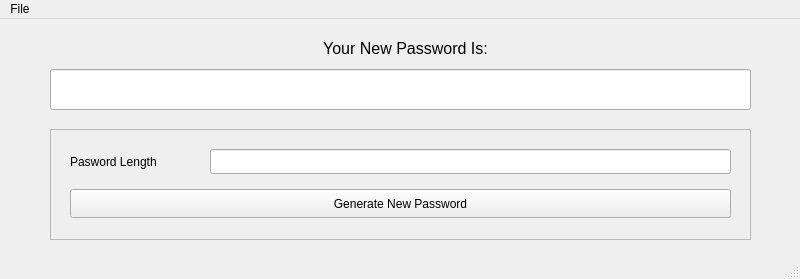
shayanaqvi/password-generator, file interface.ui: the form before one commit.
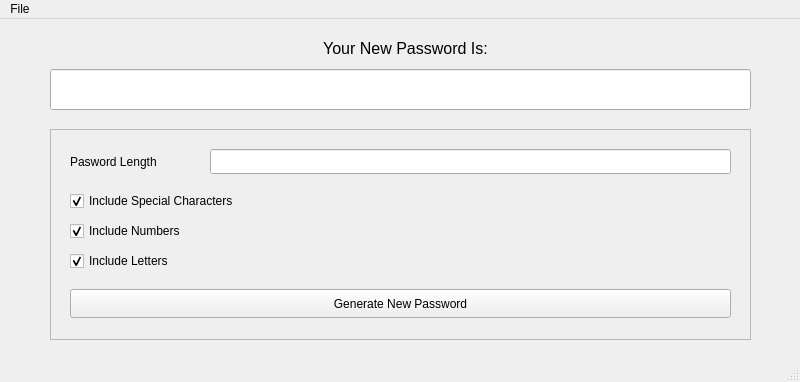
The form after the commit.

Patch:
```diff
--- a/interface.ui
+++ b/interface.ui
@@ -7,7 +7,7 @@
     <x>0</x>
     <y>0</y>
     <width>800</width>
-    <height>279</height>
+    <height>382</height>
    </rect>
   </property>
   <property name="windowTitle">
@@ -68,7 +68,7 @@
       <x>50</x>
       <y>110</y>
       <width>701</width>
-      <height>111</height>
+      <height>211</height>
      </rect>
     </property>
     <property name="frameShape">
@@ -104,7 +104,7 @@
      <property name="geometry">
       <rect>
        <x>20</x>
-       <y>60</y>
+       <y>160</y>
        <width>661</width>
        <height>29</height>
       </rect>
@@ -113,6 +113,57 @@
       <string>Generate New Password</string>
      </property>
     </widget>
+    <widget class="QCheckBox" name="incl_spec_chars_cbox">
+     <property name="geometry">
+      <rect>
+       <x>20</x>
+       <y>60</y>
+       <width>261</width>
+       <height>24</height>
+      </rect>
+     </property>
+     <property name="text">
+      <string>Include Special Characters</string>
+     </property>
+     <property name="checked">
+      <bool>true</bool>
+     </property>
+    </widget>
+    <widget class="QCheckBox" name="incl_nums_cbox">
+     <property name="geometry">
+      <rect>
+       <x>20</x>
+       <y>90</y>
+       <width>161</width>
+       <height>24</height>
+      </rect>
+     </property>
+     <property name="text">
+      <string>Include Numbers</string>
+     </property>
+     <property name="checked">
+      <bool>true</bool>
+     </property>
+    </widget>
+    <widget class="QCheckBox" name="incl_lets_cbox">
+     <property name="enabled">
+      <bool>true</bool>
+     </property>
+     <property name="geometry">
+      <rect>
+       <x>20</x>
+       <y>120</y>
+       <width>661</width>
+       <height>24</height>
+      </rect>
+     </property>
+     <property name="text">
+      <string>Include Letters</string>
+     </property>
+     <property name="checked">
+      <bool>true</bool>
+     </property>
+    </widget>
    </widget>
   </widget>
   <widget class="QMenuBar" name="menubar">
```
Left out of the diff: 5 changed lines with no effect on the pictures.
